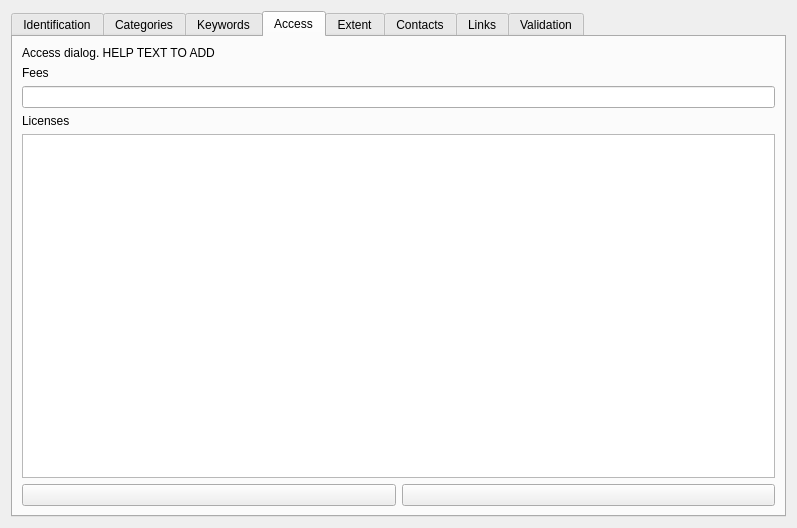
Qt form src/ui/qgsmetadatawidget.ui (qgis/QGIS) before a commit.
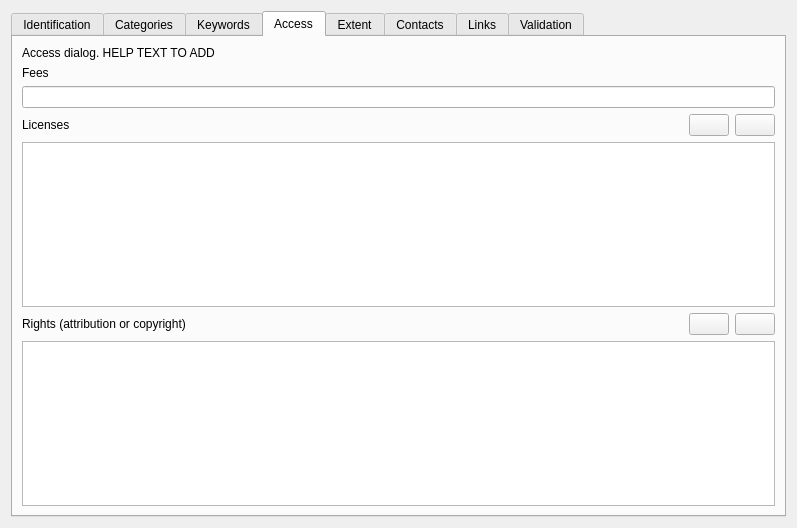
The same form after that commit. Icons and pictures are not drawn. Custom widgets are drawn as their Qt base class.

```diff
--- a/src/ui/qgsmetadatawidget.ui
+++ b/src/ui/qgsmetadatawidget.ui
@@ -448,11 +448,50 @@
         <widget class="QLineEdit" name="lineEditFees"/>
        </item>
        <item>
-        <widget class="QLabel" name="label_8">
-         <property name="text">
-          <string>Licenses</string>
-         </property>
-        </widget>
+        <layout class="QHBoxLayout" name="horizontalLayout_6">
+         <item>
+          <widget class="QLabel" name="label_8">
+           <property name="text">
+            <string>Licenses</string>
+           </property>
+          </widget>
+         </item>
+         <item>
+          <spacer name="horizontalSpacer">
+           <property name="orientation">
+            <enum>Qt::Horizontal</enum>
+           </property>
+           <property name="sizeHint" stdset="0">
+            <size>
+             <width>40</width>
+             <height>20</height>
+            </size>
+           </property>
+          </spacer>
+         </item>
+         <item>
+          <widget class="QPushButton" name="btnAddLicence">
+           <property name="toolTip">
+            <string>Add class</string>
+           </property>
+           <property name="icon">
+            <iconset resource="../../images/images.qrc">
+             <normaloff>:/images/themes/default/symbologyAdd.svg</normaloff>:/images/themes/default/symbologyAdd.svg</iconset>
+           </property>
+          </widget>
+         </item>
+         <item>
+          <widget class="QPushButton" name="btnRemoveLicence">
+           <property name="toolTip">
+            <string>Delete</string>
+           </property>
+           <property name="icon">
+            <iconset resource="../../images/images.qrc">
+             <normaloff>:/images/themes/default/symbologyRemove.svg</normaloff>:/images/themes/default/symbologyRemove.svg</iconset>
+           </property>
+          </widget>
+         </item>
+        </layout>
        </item>
        <item>
         <widget class="QTableWidget" name="tabLicenses">
@@ -476,9 +515,29 @@
         </widget>
        </item>
        <item>
-        <layout class="QHBoxLayout" name="horizontalLayout_6">
+        <layout class="QHBoxLayout" name="horizontalLayout_9">
          <item>
-          <widget class="QPushButton" name="btnAddLicence">
+          <widget class="QLabel" name="label_26">
+           <property name="text">
+            <string>Rights (attribution or copyright)</string>
+           </property>
+          </widget>
+         </item>
+         <item>
+          <spacer name="horizontalSpacer_3">
+           <property name="orientation">
+            <enum>Qt::Horizontal</enum>
+           </property>
+           <property name="sizeHint" stdset="0">
+            <size>
+             <width>40</width>
+             <height>20</height>
+            </size>
+           </property>
+          </spacer>
+         </item>
+         <item>
+          <widget class="QPushButton" name="btnAddRight">
            <property name="toolTip">
             <string>Add class</string>
            </property>
@@ -489,7 +548,7 @@
           </widget>
          </item>
          <item>
-          <widget class="QPushButton" name="btnRemoveLicence">
+          <widget class="QPushButton" name="btnRemoveRight">
            <property name="toolTip">
             <string>Delete</string>
            </property>
@@ -501,6 +560,9 @@
          </item>
         </layout>
        </item>
+       <item>
+        <widget class="QListView" name="listRights"/>
+       </item>
       </layout>
      </widget>
      <widget class="QWidget" name="tabExtentDialog">
```
